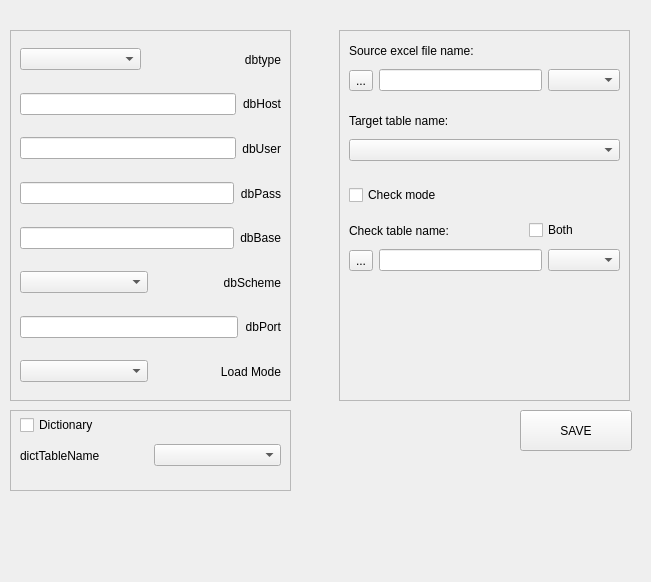
Qt form GUI/gui_qt/setup_db_widget.ui (dmitry-pedchenko/Designer_Etl) before a commit.
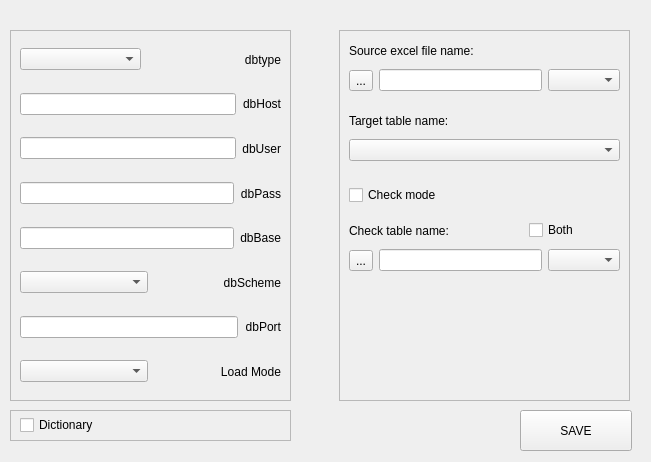
The same form after that commit.

Commit message: edit dict load

```diff
--- a/GUI/gui_qt/setup_db_widget.ui
+++ b/GUI/gui_qt/setup_db_widget.ui
@@ -7,7 +7,7 @@
     <x>0</x>
     <y>0</y>
     <width>651</width>
-    <height>582</height>
+    <height>462</height>
    </rect>
   </property>
   <property name="windowTitle">
@@ -426,7 +426,7 @@
      <x>10</x>
      <y>410</y>
      <width>281</width>
-     <height>81</height>
+     <height>31</height>
     </rect>
    </property>
    <property name="frameShape">
@@ -454,28 +454,6 @@
      </item>
     </layout>
    </widget>
-   <widget class="QWidget" name="horizontalLayoutWidget_10">
-    <property name="geometry">
-     <rect>
-      <x>10</x>
-      <y>30</y>
-      <width>261</width>
-      <height>31</height>
-     </rect>
-    </property>
-    <layout class="QHBoxLayout" name="horizontalLayout_25">
-     <item>
-      <widget class="QLabel" name="label_2">
-       <property name="text">
-        <string>dictTableName</string>
-       </property>
-      </widget>
-     </item>
-     <item>
-      <widget class="QComboBox" name="comboBox_dictTableName"/>
-     </item>
-    </layout>
-   </widget>
   </widget>
   <zorder>frame_2</zorder>
   <zorder>frame</zorder>
```
The commit also changes 6 other files.
